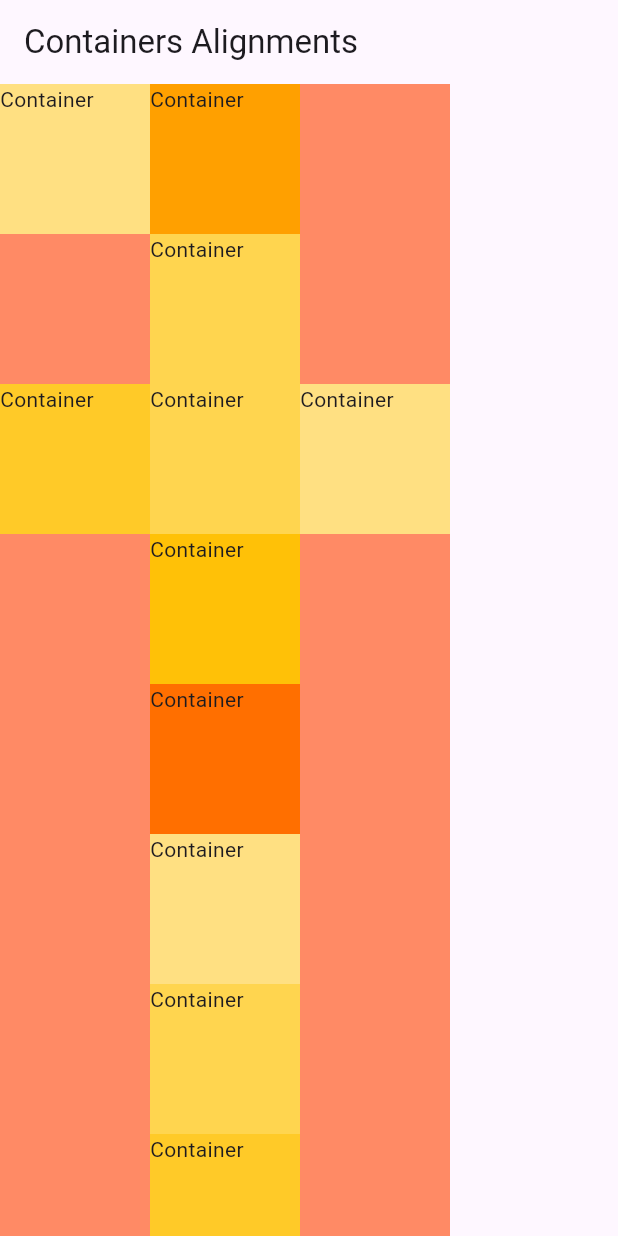
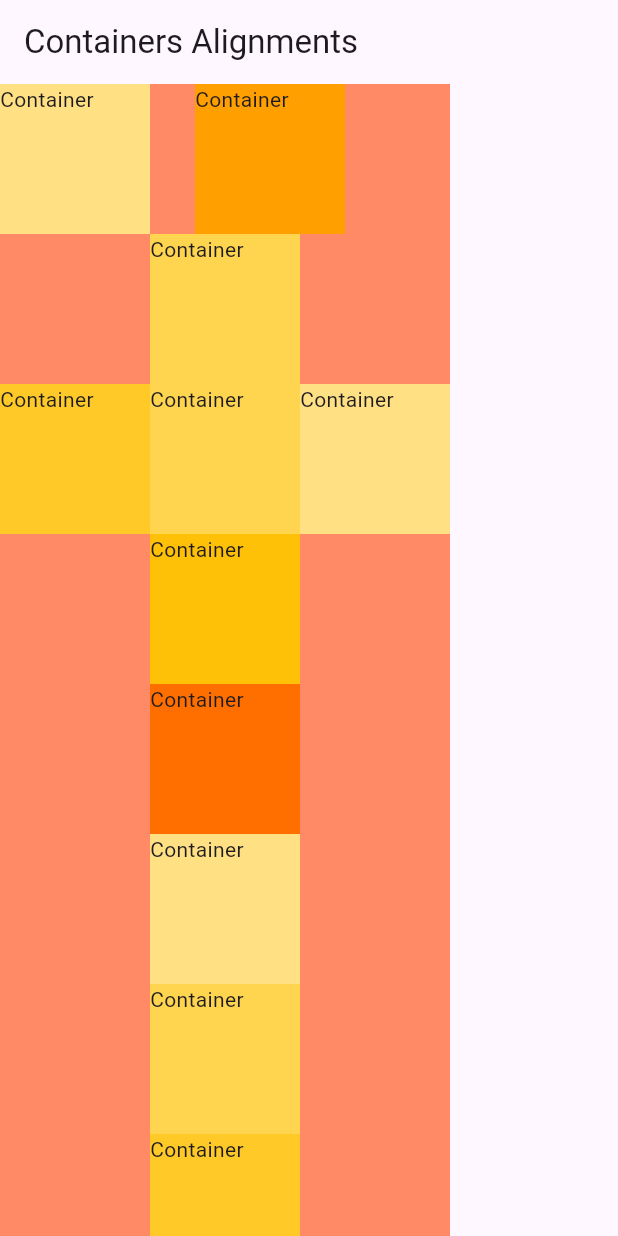
Before and after one commit to meetshaheer/flutter-containers-alignments, a Flutter app: the screen it shows after launch, on a phone screen of 412 x 824 dp. Run offline on Flutter 3.47's test engine with Material 3 defaults, Android fonts, the phone set to English and light mode, and no system bars; missing offline and left inert: dart:ffi.

Commit message:
cover with main axis alignment spacearound and sizedbox property

```diff
--- a/containers_alignments/lib/constainers_alignmet.dart
+++ b/containers_alignments/lib/constainers_alignmet.dart
@@ -1,3 +1,5 @@
+import 'dart:ffi';
+
 import 'package:flutter/material.dart';
 
 class constainers_alignmet extends StatelessWidget {
@@ -27,6 +29,9 @@ class constainers_alignmet extends StatelessWidget {
                     height: 100,
                     color: Colors.amber[200],
                     child: Text("Container"),
+                  ),
+                  SizedBox(
+                    width: 30,
                   ),
                   Container(
                     width: 100,
```
